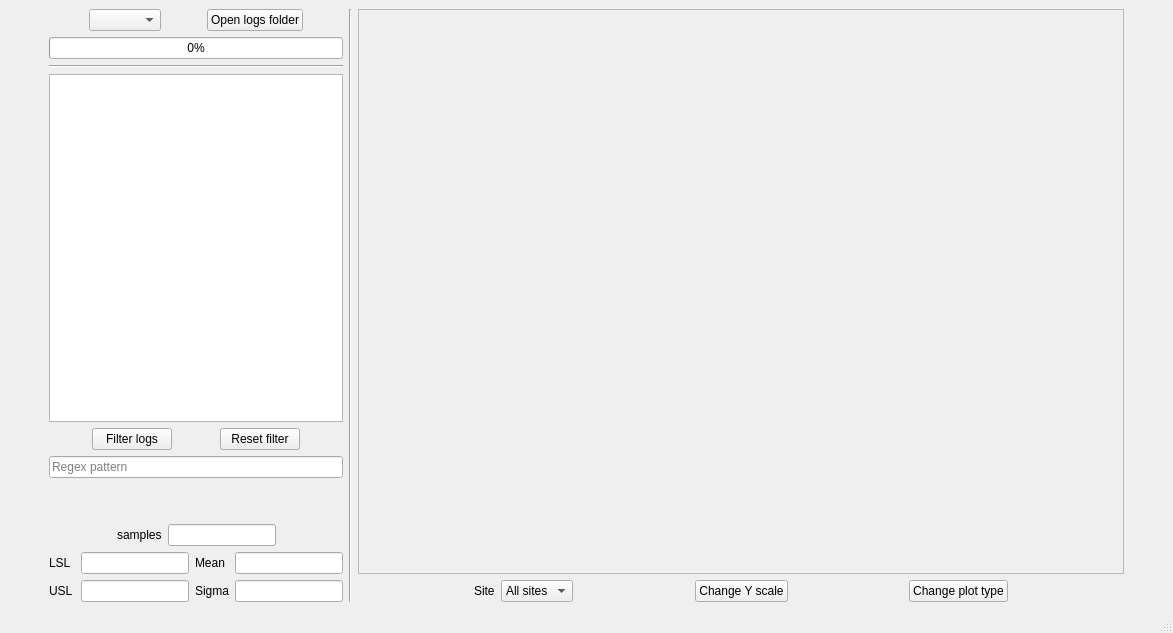
Before: the Qt Designer form ui/main.ui in Unvire/DataAnalyzer, drawn with Qt 5.
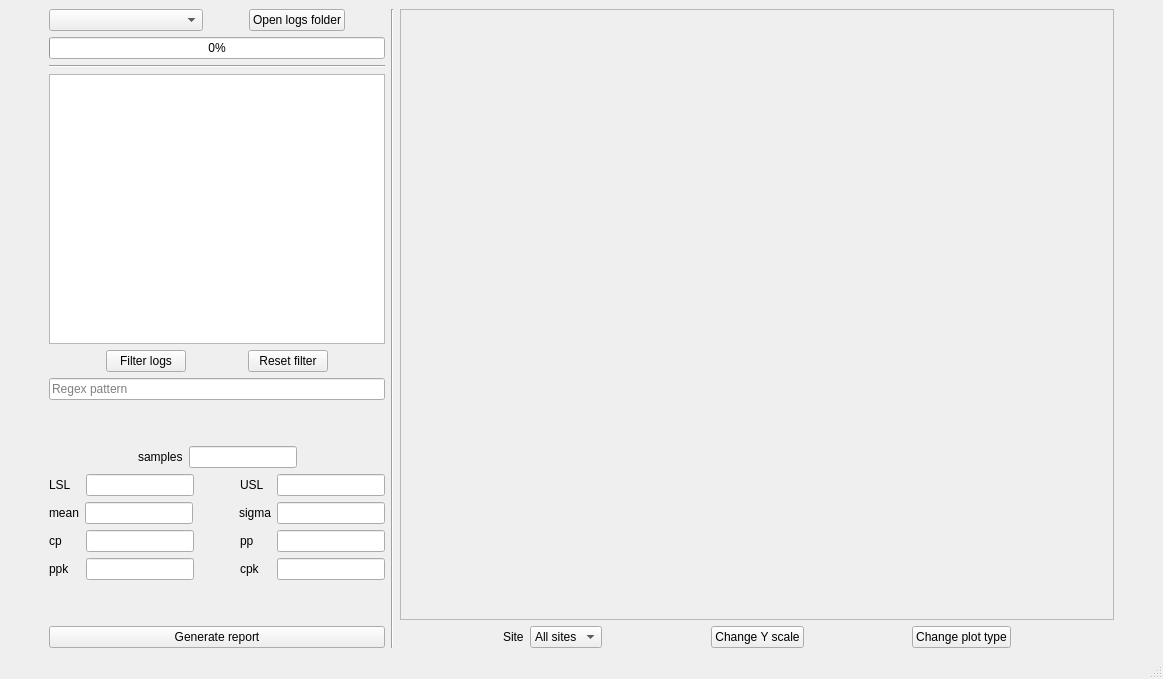
After: the same form once the commit is applied.

The edit to the form file:
```diff
--- a/ui/main.ui
+++ b/ui/main.ui
@@ -6,15 +6,15 @@
    <rect>
     <x>0</x>
     <y>0</y>
-    <width>1173</width>
-    <height>633</height>
+    <width>1163</width>
+    <height>679</height>
    </rect>
   </property>
   <property name="windowTitle">
    <string>Data Analyzer</string>
   </property>
   <widget class="QWidget" name="centralwidget">
-   <layout class="QHBoxLayout" name="horizontalLayout_12" stretch="0,1,0">
+   <layout class="QHBoxLayout" name="horizontalLayout_5" stretch="0,1,0">
     <item>
      <spacer name="horizontalSpacer_13">
       <property name="orientation">
@@ -31,22 +31,9 @@
     <item>
      <layout class="QHBoxLayout" name="horizontalLayout_8" stretch="0,0,1">
       <item>
-       <layout class="QVBoxLayout" name="verticalLayout_6" stretch="0,0,1,1,1,0,1">
+       <layout class="QVBoxLayout" name="verticalLayout_6" stretch="0,0,0,1,1,0,1,0,0,0,0,0,0">
         <item>
-         <layout class="QHBoxLayout" name="horizontalLayout_7" stretch="0,1,0,0,0">
-          <item>
-           <spacer name="horizontalSpacer_11">
-            <property name="orientation">
-             <enum>Qt::Horizontal</enum>
-            </property>
-            <property name="sizeHint" stdset="0">
-             <size>
-              <width>40</width>
-              <height>20</height>
-             </size>
-            </property>
-           </spacer>
-          </item>
+         <layout class="QHBoxLayout" name="horizontalLayout_7" stretch="1,0,0,0">
           <item>
            <widget class="QComboBox" name="logsTypeComboBox">
             <property name="statusTip">
@@ -265,12 +252,14 @@
             </item>
            </layout>
           </item>
+         </layout>
+        </item>
           <item>
-           <layout class="QHBoxLayout" name="horizontalLayout_10">
+         <layout class="QVBoxLayout" name="verticalLayout_8">
             <item>
-             <layout class="QVBoxLayout" name="verticalLayout">
+           <layout class="QHBoxLayout" name="horizontalLayout" stretch="1,0,1">
               <item>
-               <layout class="QHBoxLayout" name="horizontalLayout">
+             <layout class="QHBoxLayout" name="horizontalLayout_2">
                 <item>
                  <widget class="QLabel" name="lowerLimitLabel">
                   <property name="text">
@@ -300,7 +289,20 @@
                </layout>
               </item>
               <item>
-               <layout class="QHBoxLayout" name="horizontalLayout_2">
+             <spacer name="horizontalSpacer_11">
+              <property name="orientation">
+               <enum>Qt::Horizontal</enum>
+              </property>
+              <property name="sizeHint" stdset="0">
+               <size>
+                <width>40</width>
+                <height>20</height>
+               </size>
+              </property>
+             </spacer>
+            </item>
+            <item>
+             <layout class="QHBoxLayout" name="horizontalLayout_10">
                 <item>
                  <widget class="QLabel" name="upperLimitLabel">
                   <property name="text">
@@ -331,14 +333,16 @@
               </item>
              </layout>
             </item>
+         </layout>
+        </item>
             <item>
-             <layout class="QVBoxLayout" name="verticalLayout_2">
+         <layout class="QHBoxLayout" name="horizontalLayout_21" stretch="1,0,1">
               <item>
-               <layout class="QHBoxLayout" name="horizontalLayout_6">
+           <layout class="QHBoxLayout" name="horizontalLayout_22">
                 <item>
                  <widget class="QLabel" name="averageLabel">
                   <property name="text">
-                   <string>Mean</string>
+               <string>mean</string>
                   </property>
                  </widget>
                 </item>
@@ -364,11 +368,24 @@
                </layout>
               </item>
               <item>
-               <layout class="QHBoxLayout" name="horizontalLayout_5">
+           <spacer name="horizontalSpacer_17">
+            <property name="orientation">
+             <enum>Qt::Horizontal</enum>
+            </property>
+            <property name="sizeHint" stdset="0">
+             <size>
+              <width>40</width>
+              <height>20</height>
+             </size>
+            </property>
+           </spacer>
+          </item>
+          <item>
+           <layout class="QHBoxLayout" name="horizontalLayout_23">
                 <item>
                  <widget class="QLabel" name="sigmaLabel">
                   <property name="text">
-                   <string>Sigma</string>
+               <string>sigma</string>
                   </property>
                  </widget>
                 </item>
@@ -395,9 +412,179 @@
               </item>
              </layout>
             </item>
+        <item>
+         <layout class="QHBoxLayout" name="horizontalLayout_17" stretch="1,0,1">
+          <item>
+           <layout class="QHBoxLayout" name="horizontalLayout_16">
+            <item>
+             <widget class="QLabel" name="cpLabel">
+              <property name="text">
+               <string>cp</string>
+              </property>
+             </widget>
+            </item>
+            <item>
+             <widget class="QLineEdit" name="cpEdit">
+              <property name="sizePolicy">
+               <sizepolicy hsizetype="Fixed" vsizetype="Fixed">
+                <horstretch>0</horstretch>
+                <verstretch>0</verstretch>
+               </sizepolicy>
+              </property>
+              <property name="cursor">
+               <cursorShape>IBeamCursor</cursorShape>
+              </property>
+              <property name="statusTip">
+               <string/>
+              </property>
+              <property name="readOnly">
+               <bool>true</bool>
+              </property>
+             </widget>
+            </item>
            </layout>
           </item>
-         </layout>
+          <item>
+           <spacer name="horizontalSpacer_15">
+            <property name="orientation">
+             <enum>Qt::Horizontal</enum>
+            </property>
+            <property name="sizeHint" stdset="0">
+             <size>
+              <width>40</width>
+              <height>20</height>
+             </size>
+            </property>
+           </spacer>
+          </item>
+          <item>
+           <layout class="QHBoxLayout" name="horizontalLayout_13">
+            <item>
+             <widget class="QLabel" name="ppLabel">
+              <property name="text">
+               <string>pp</string>
+              </property>
+             </widget>
+            </item>
+            <item>
+             <widget class="QLineEdit" name="ppEdit">
+              <property name="sizePolicy">
+               <sizepolicy hsizetype="Fixed" vsizetype="Fixed">
+                <horstretch>0</horstretch>
+                <verstretch>0</verstretch>
+               </sizepolicy>
+              </property>
+              <property name="cursor">
+               <cursorShape>IBeamCursor</cursorShape>
+              </property>
+              <property name="statusTip">
+               <string/>
+              </property>
+              <property name="readOnly">
+               <bool>true</bool>
+              </property>
+             </widget>
+            </item>
+           </layout>
+          </item>
+         </layout>
+        </item>
+        <item>
+         <layout class="QHBoxLayout" name="horizontalLayout_19" stretch="1,0,1">
+          <item>
+           <layout class="QHBoxLayout" name="horizontalLayout_14">
+            <item>
+             <widget class="QLabel" name="ppkLabel">
+              <property name="text">
+               <string>ppk</string>
+              </property>
+             </widget>
+            </item>
+            <item>
+             <widget class="QLineEdit" name="ppkEdit">
+              <property name="sizePolicy">
+               <sizepolicy hsizetype="Fixed" vsizetype="Fixed">
+                <horstretch>0</horstretch>
+                <verstretch>0</verstretch>
+               </sizepolicy>
+              </property>
+              <property name="cursor">
+               <cursorShape>IBeamCursor</cursorShape>
+              </property>
+              <property name="statusTip">
+               <string/>
+              </property>
+              <property name="readOnly">
+               <bool>true</bool>
+              </property>
+             </widget>
+            </item>
+           </layout>
+          </item>
+          <item>
+           <spacer name="horizontalSpacer_16">
+            <property name="orientation">
+             <enum>Qt::Horizontal</enum>
+            </property>
+            <property name="sizeHint" stdset="0">
+             <size>
+              <width>40</width>
+              <height>20</height>
+             </size>
+            </property>
+           </spacer>
+          </item>
+          <item>
+           <layout class="QHBoxLayout" name="horizontalLayout_15">
+            <item>
+             <widget class="QLabel" name="cpkLabel">
+              <property name="text">
+               <string>cpk</string>
+              </property>
+             </widget>
+            </item>
+            <item>
+             <widget class="QLineEdit" name="cpkEdit">
+              <property name="sizePolicy">
+               <sizepolicy hsizetype="Fixed" vsizetype="Fixed">
+                <horstretch>0</horstretch>
+                <verstretch>0</verstretch>
+               </sizepolicy>
+              </property>
+              <property name="cursor">
+               <cursorShape>IBeamCursor</cursorShape>
+              </property>
+              <property name="statusTip">
+               <string/>
+              </property>
+              <property name="readOnly">
+               <bool>true</bool>
+              </property>
+             </widget>
+            </item>
+           </layout>
+          </item>
+         </layout>
+        </item>
+        <item>
+         <spacer name="verticalSpacer_3">
+          <property name="orientation">
+           <enum>Qt::Vertical</enum>
+          </property>
+          <property name="sizeHint" stdset="0">
+           <size>
+            <width>20</width>
+            <height>40</height>
+           </size>
+          </property>
+         </spacer>
+        </item>
+        <item>
+         <widget class="QPushButton" name="generateReportButton">
+          <property name="text">
+           <string>Generate report</string>
+          </property>
+         </widget>
         </item>
        </layout>
       </item>
@@ -545,7 +732,7 @@
     <rect>
      <x>0</x>
      <y>0</y>
-     <width>1173</width>
+     <width>1163</width>
      <height>21</height>
     </rect>
    </property>
```
Lines whose indentation alone changed are shown as unchanged.
